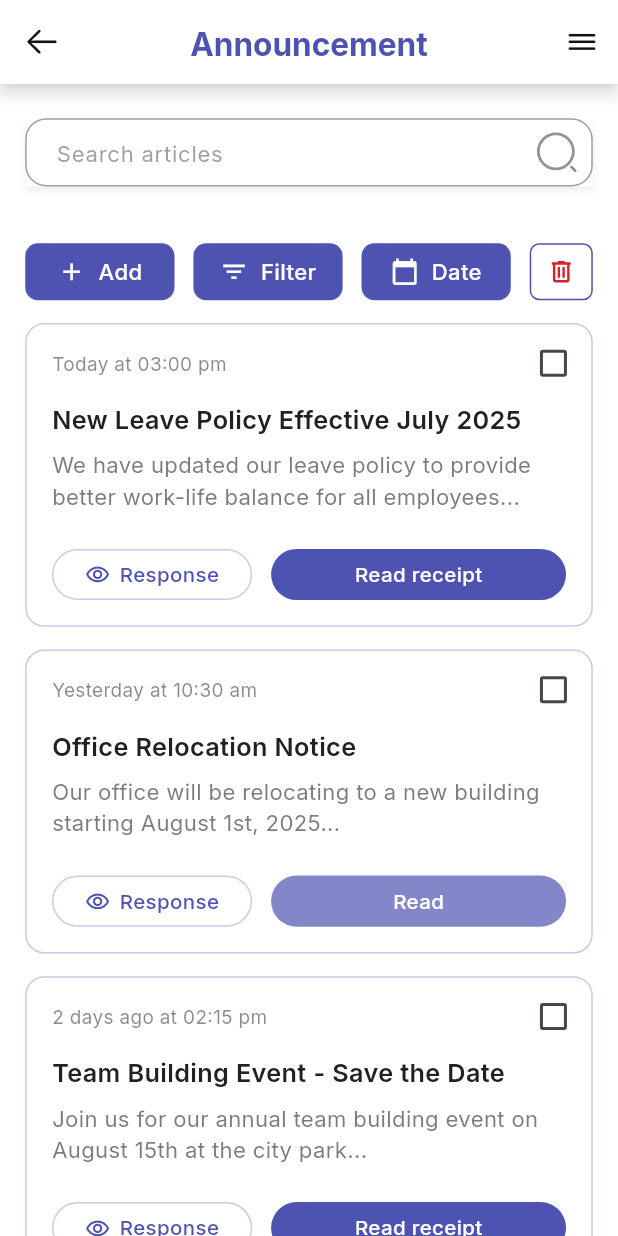
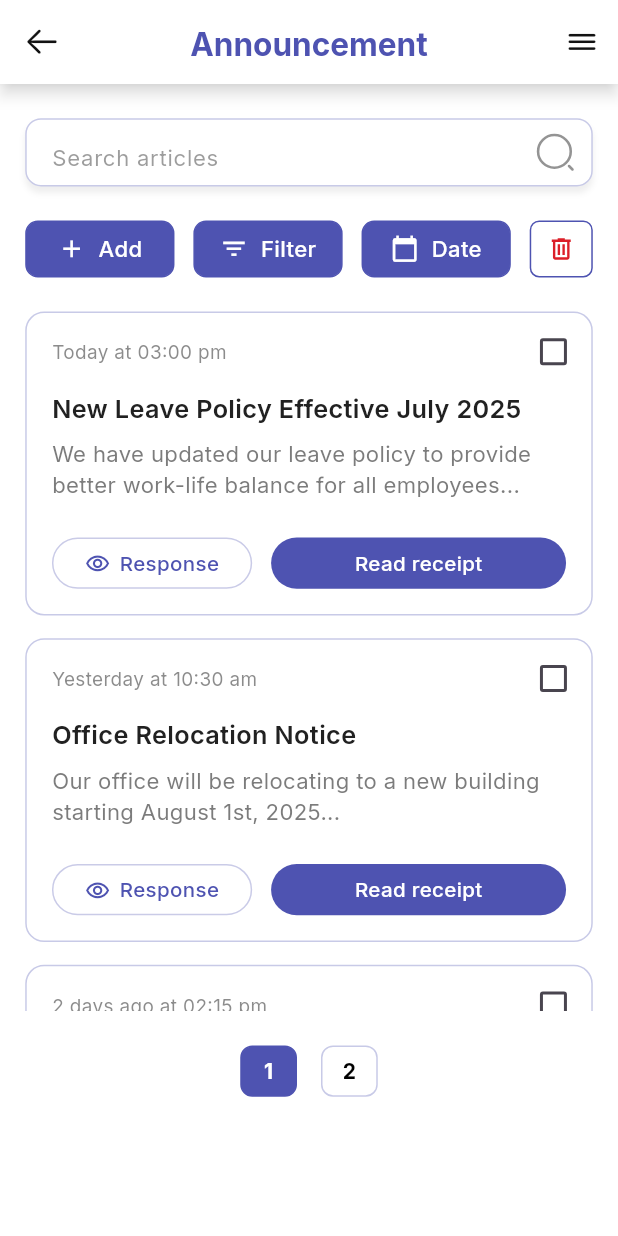
Before and after one commit to Dev-Ninjas-Backup/jesusvlsco, a Flutter app: the screen it shows after launch, on a phone screen of 412 x 824 dp. Run offline on Flutter 3.47's test engine with Material 3 defaults, Android fonts, the phone set to English and light mode, and no system bars; our stand-ins replace country_code_picker, firebase_core, firebase_messaging, flutter_local_notifications, flutter_screenutil, flutter_svg and 7 more; missing offline and left inert: flutter_quill; accounts and stored records are empty.

Commit message:
announcement ,pagonation,texteditor

```diff
--- a/lib/core/utils/constants/colors.dart
+++ b/lib/core/utils/constants/colors.dart
@@ -4,15 +4,13 @@ class AppColors {
   AppColors._();
 
   // Brand Colors
-  static const Color primary = Color(
-    0xFF4E53B1,
-  ); // Darker primary for a more professional look
+  static const Color primary = Color( 0xFF4E53B1);
   static const Color secondary = Color(0xFFF5F5F5);
    static const Color textSecondary = Color(0xFF5B5B5B);
    static const Color background = Color(0xFFEDEEF7);
    static const Color border = Color(0xFFC8CAE7);
    static const Color text = Color(0xFF484848);
-   static const Color quill = Color(0xFFC8CAE7);
+   static const Color quill = Color(0xFFEDEEF7);
 
    //progress bar colors
  static const Color progress1 = Color(0xFF06843F);
@@ -20,8 +18,10 @@ class AppColors {
  static const Color progresstext = Color(0xFF1EBD66);
  static const Color viewcolor = Color(0xFFD9F0E4);
 
-
-
+  //button colors
+  static const Color color1 = Color(0xFF4E53B1); // Dark blue color
+  static const Color color2 = Color(0xFF767BD5); // Light purple color
+  static const Color color3 = Color(0xFF2C2D32); // Dark grey color
 
    // Bright yellow for highlights and accents
   static const Color accent = Color(
@@ -42,10 +42,6 @@ class AppColors {
     colors: [Color(0xFF4E53B1), Color(0xFF767BD5), Color(0xFF2C2D32)],
   );
 
-  //button colors
-  static const Color color1 = Color(0xFF4E53B1); // Dark blue color
-  static const Color color2 = Color(0xFF767BD5); // Light purple color
-  static const Color color3 = Color(0xFF2C2D32); // Dark grey color
 
   // // Brand Colors
   // static const Color primary = Color(
--- a/lib/features/announcements/admin_announcement/controllers/announcement_controller.dart
+++ b/lib/features/announcements/admin_announcement/controllers/announcement_controller.dart
@@ -6,7 +6,10 @@ import 'package:jesusvlsco/core/models/Announcemodel.dart';
 
 class AnnouncementController extends GetxController {
   RxBool isdelete = false.obs;
-
+  // Pagination variables
+  RxInt currentPage = 1.obs;
+  final int itemsPerPageFirst = 3;
+  final int itemsPerPageSecond = 1;
   final RxList<AnnouncementModel> announcements = <AnnouncementModel>[].obs;
 
   @override
@@ -21,85 +24,89 @@ class AnnouncementController extends GetxController {
     update();
   }
 
-void clickdelete(){
+  void clickdelete() {
     announcements.removeWhere((element) => element.isChecked.value == true);
     update();
   }
+
   List<String> categories = [
     'Technology',
     'Science',
     'Health',
     'Business',
     'Sports',
-    'Entertainment'
+    'Entertainment',
   ];
   final List<String> teams = ['Team A', 'Team B', 'Team C', 'Team D', 'Team E'];
-
 
   final List<Map<String, dynamic>> dummyUsers = [
     {
       'name': 'Cody Fisher',
-      'profileImageUrl': 'https://images.unsplash.com/photo-1472099645785-5658abf4ff4e?w=150&h=150&fit=crop&crop=face',
+      'profileImageUrl':
+          'https://images.unsplash.com/photo-1472099645785-5658abf4ff4e?w=150&h=150&fit=crop&crop=face',
       'statusText': 'Viewed',
       'statusColor': Color(0xFF10B981),
     },
     {
       'name': 'Jenny Wilson',
-      'profileImageUrl': 'https://images.unsplash.com/photo-1494790108755-2616b612b786?w=150&h=150&fit=crop&crop=face',
+      'profileImageUrl':
+          'https://images.unsplash.com/photo-1494790108755-2616b612b786?w=150&h=150&fit=crop&crop=face',
       'statusText': 'Online',
       'statusColor': Color(0xFF22C55E),
     },
     {
       'name': 'Wade Warren',
-      'profileImageUrl': 'https://images.unsplash.com/photo-1507003211169-0a1dd7228f2d?w=150&h=150&fit=crop&crop=face',
+      'profileImageUrl':
+          'https://images.unsplash.com/photo-1507003211169-0a1dd7228f2d?w=150&h=150&fit=crop&crop=face',
       'statusText': 'Offline',
       'statusColor': Color(0xFF6B7280),
     },
     {
       'name': 'Esther Howard',
-      'profileImageUrl': 'https://images.unsplash.com/photo-1438761681033-6461ffad8d80?w=150&h=150&fit=crop&crop=face',
+      'profileImageUrl':
+          'https://images.unsplash.com/photo-1438761681033-6461ffad8d80?w=150&h=150&fit=crop&crop=face',
       'statusText': 'Viewed',
       'statusColor': Color(0xFF10B981),
     },
     {
       'name': 'Cameron Williamson',
-      'profileImageUrl': 'https://images.unsplash.com/photo-1500648767791-00dcc994a43e?w=150&h=150&fit=crop&crop=face',
+      'profileImageUrl':
+          'https://images.unsplash.com/photo-1500648767791-00dcc994a43e?w=150&h=150&fit=crop&crop=face',
       'statusText': 'Pending',
       'statusColor': Color(0xFFF59E0B),
     },
     {
       'name': 'Brooklyn Simmons',
-      'profileImageUrl': 'https://images.unsplash.com/photo-1534528741775-53994a69daeb?w=150&h=150&fit=crop&crop=face',
+      'profileImageUrl':
+          'https://images.unsplash.com/photo-1534528741775-53994a69daeb?w=150&h=150&fit=crop&crop=face',
       'statusText': 'Online',
       'statusColor': Color(0xFF22C55E),
     },
     {
       'name': 'Esther Howard',
-      'profileImageUrl': 'https://images.unsplash.com/photo-1438761681033-6461ffad8d80?w=150&h=150&fit=crop&crop=face',
+      'profileImageUrl':
+          'https://images.unsplash.com/photo-1438761681033-6461ffad8d80?w=150&h=150&fit=crop&crop=face',
       'statusText': 'Viewed',
       'statusColor': Color(0xFF10B981),
     },
     {
       'name': 'Cameron Williamson',
-      'profileImageUrl': 'https://images.unsplash.com/photo-1500648767791-00dcc994a43e?w=150&h=150&fit=crop&crop=face',
+      'profileImageUrl':
+          'https://images.unsplash.com/photo-1500648767791-00dcc994a43e?w=150&h=150&fit=crop&crop=face',
       'statusText': 'Pending',
       'statusColor': Color(0xFFF59E0B),
     },
     {
       'name': 'Brooklyn Simmons',
-      'profileImageUrl': 'https://images.unsplash.com/photo-1534528741775-53994a69daeb?w=150&h=150&fit=crop&crop=face',
+      'profileImageUrl':
+          'https://images.unsplash.com/photo-1534528741775-53994a69daeb?w=150&h=150&fit=crop&crop=face',
       'statusText': 'Online',
       'statusColor': Color(0xFF22C55E),
     },
   ];
 
-
-
   // Dummy data for announcements with category
-  Future<List<AnnouncementModel>> fetchAnnouncements() async {
-    // Simulate network delay
-    await Future.delayed(Duration(seconds: 2));
-
+  List<AnnouncementModel> fetchAnnouncements() {
     // Returning the list of announcements after the delay
     announcements.addAll([
       AnnouncementModel(
@@ -111,7 +118,7 @@ void clickdelete(){
         isRead: false,
         hasResponse: true,
         category: 'Updates',
-        isChecked: false.obs,  // Add RxBool for check state
+        isChecked: false.obs, // Add RxBool for check state
       ),
       AnnouncementModel(
         id: '2',
@@ -122,7 +129,7 @@ void clickdelete(){
         isRead: true,
         hasResponse: false,
         category: 'Announcements',
-        isChecked: false.obs,  // Add RxBool for check state
+        isChecked: false.obs, // Add RxBool for check state
       ),
       AnnouncementModel(
         id: '3',
@@ -133,8 +140,42 @@ void clickdelete(){
         isRead: false,
         hasResponse: true,
         category: 'Announcements',
-        isChecked: false.obs,  // Add RxBool for check state
+        isChecked: false.obs, // Add RxBool for check state
       ),
+      AnnouncementModel(
+        id: '3',
+        title: 'Team Building Event - Save the Date',
+        description:
+            'Join us for our annual team building event on August 15th at the city park...',
+        dateTime: '2 days ago at 02:15 pm',
+        isRead: false,
+        hasResponse: true,
+        category: 'Announcements',
+        isChecked: false.obs, // Add RxBool for check state
+      ),
+      AnnouncementModel(
+        id: '3',
+        title: 'Team Building Event - Save the Date',
+        description:
+            'Join us for our annual team building event on August 15th at the city park...',
+        dateTime: '2 days ago at 02:15 pm',
+        isRead: false,
+        hasResponse: true,
+        category: 'Announcements',
+        isChecked: false.obs, // Add RxBool for check state
+      ),
+      AnnouncementModel(
+        id: '3',
+        title: 'Team Building Event - Save the Date',
+        description:
+            'Join us for our annual team building event on August 15th at the city park...',
+        dateTime: '2 days ago at 02:15 pm',
+        isRead: false,
+        hasResponse: true,
+        category: 'Announcements',
+        isChecked: false.obs, // Add RxBool for check state
+      ),
+
       // Add more announcements...
     ]);
     return announcements;
@@ -143,7 +184,42 @@ void clickdelete(){
   // Function to toggle checkbox state for a specific index
   void toggleCheckbox(int index) {
     // Correctly toggle the value of the existing RxBool
-    announcements[index].isChecked.value = !announcements[index].isChecked.value;
+    announcements[index].isChecked.value =
+        !announcements[index].isChecked.value;
     update(); // Notifies the UI of the change
   }
+
+  //pagination functions
+
+  // Get the announcements for the current page
+  List<AnnouncementModel> getPagedAnnouncements() {
+    int startIndex = (currentPage.value - 1) * itemsPerPageFirst;
+
+    // Check if the start index is valid and within bounds
+    int endIndex = startIndex + itemsPerPageFirst;
+
+    // Ensure the endIndex doesn't exceed the length of the list
+    if (endIndex > announcements.length) {
+      endIndex =
+          announcements.length; // Adjust the endIndex to the list's length
     }
+
+    if (currentPage.value == 2) {
+      // 2nd page shows 2 items
+      int secondPageEndIndex = startIndex + itemsPerPageSecond;
+      if (secondPageEndIndex > announcements.length) {
+        secondPageEndIndex = announcements.length;
+      }
+      return announcements.sublist(startIndex, secondPageEndIndex);
+    }
+
+    // 1st page shows 3 items
+    return announcements.sublist(startIndex, endIndex);
+  }
+
+  // Function to handle page change
+  void changePage(int page) {
+    currentPage.value = page;
+    update(); // Refresh UI
+  }
+}
--- a/lib/features/announcements/admin_announcement/screens/announcement_dashboard.dart
+++ b/lib/features/announcements/admin_announcement/screens/announcement_dashboard.dart
@@ -1,8 +1,11 @@
+// ignore_for_file: deprecated_member_use
+
 import 'package:flutter/cupertino.dart';
 import 'package:flutter/material.dart';
 import 'package:flutter_svg/flutter_svg.dart';
 import 'package:get/get.dart';
 import 'package:jesusvlsco/core/common/styles/global_text_style.dart';
+import 'package:jesusvlsco/core/models/Announcemodel.dart';
 import 'package:jesusvlsco/core/utils/constants/colors.dart';
 import 'package:jesusvlsco/core/utils/constants/sizer.dart';
 import 'package:jesusvlsco/features/announcements/admin_announcement/controllers/announcement_controller.dart';
@@ -18,11 +21,11 @@ class AnnouncementDashboard extends StatefulWidget {
   State<AnnouncementDashboard> createState() => _AnnouncementDashboardState();
 }
 
-class _AnnouncementDashboardState extends State<AnnouncementDashboard> {
 final AnnouncementController _announcementController = Get.put(
   AnnouncementController(),
 );
 
+class _AnnouncementDashboardState extends State<AnnouncementDashboard> {
   @override
   Widget build(BuildContext context) {
     return Scaffold(
@@ -34,13 +37,13 @@ class _AnnouncementDashboardState extends State<AnnouncementDashboard> {
             _buildSearchBarWidget(),
             SizedBox(height: Sizer.hp(16)),
             _buildAnnouncementsList(),
+            SizedBox(height: Sizer.hp(24)),
+            _pagination(),
           ],
         ),
       ),
     );
   }
-
-
 
   PreferredSizeWidget _buildAppBar() {
     return AppBar(
@@ -80,7 +83,7 @@ class _AnnouncementDashboardState extends State<AnnouncementDashboard> {
     return Column(
       children: [
         _buildSearchTextField(),
-        SizedBox(height: Sizer.hp(16)),
+        // SizedBox(height: Sizer.hp(16)),
         _buildFilterButtons(),
       ],
     );
@@ -97,7 +100,9 @@ class _AnnouncementDashboardState extends State<AnnouncementDashboard> {
         width: Sizer.wp(360),
         decoration: BoxDecoration(
           color: AppColors.primaryBackground,
-          // borderRadius: BorderRadius.circular(Sizer.wp(8)),
+          border: Border.all(color: AppColors.border),
+          borderRadius: BorderRadius.circular(Sizer.wp(10)),
+
           boxShadow: [
             BoxShadow(
               color: AppColors.textSecondary.withOpacity(0.1),
@@ -107,7 +112,10 @@ class _AnnouncementDashboardState extends State<AnnouncementDashboard> {
           ],
         ),
         child: TextField(
+          textAlign: TextAlign.start,
           decoration: InputDecoration(
+            enabledBorder: InputBorder.none,
+            focusedBorder: InputBorder.none,
             border: InputBorder.none,
             hintText: 'Search articles',
             hintStyle: AppTextStyle.regular().copyWith(
@@ -161,7 +169,6 @@ class _AnnouncementDashboardState extends State<AnnouncementDashboard> {
           _deleteButton(() {
             _announcementController.toggleDelete();
             _showDeleteDialog(context);
-
           }),
         ],
       ),
@@ -230,25 +237,29 @@ class _AnnouncementDashboardState extends State<AnnouncementDashboard> {
   }
 
   Widget _buildAnnouncementsList() {
-    return FutureBuilder(
-      future: _announcementController.fetchAnnouncements(),
-      builder: (context, snapshot) {
-        if (snapshot.hasData) {
-          return ListView.separated(
-            physics: const NeverScrollableScrollPhysics(),
+    return Container(
+      height: Sizer.hp(500),
+      child: Obx(() {
+        // Fetch paginated announcements from the controller
+        List<AnnouncementModel> pagedAnnouncements = _announcementController
+            .getPagedAnnouncements();
+
+        if (pagedAnnouncements.isEmpty) {
+          return const Center(child: Text('No announcements available.'));
+        }
+
+        return ListView.builder(
           shrinkWrap: true,
-            itemCount: snapshot.data!.length,
-            separatorBuilder: (context, index) =>
-                SizedBox(height: Sizer.hp(16)),
-            itemBuilder: (context, index) =>
-                AnnouncementCard(announcement: snapshot.data![index]),
+          itemCount: pagedAnnouncements.length,
+          itemBuilder: (context, index) {
+            // Build the announcement card using the paginated data
+            return Padding(
+              padding: EdgeInsets.symmetric(vertical: Sizer.hp(8)),
+              child: AnnouncementCard(announcement: pagedAnnouncements[index]),
             );
-        } else if (snapshot.hasError) {
-          return Text('Error: ${snapshot.error}');
-        } else {
-          return const Center(child: CircularProgressIndicator());
-        }
           },
+        );
+      }),
     );
   }
 
@@ -292,11 +303,12 @@ class _AnnouncementDashboardState extends State<AnnouncementDashboard> {
     );
   }
 
-
   void showCategoryChecklistPopup(BuildContext context) {
-
     // List to store checkbox state for each category
-  List<bool> _checkboxStates = List.generate(_announcementController.categories.length, (index) => false);
+    List<bool> _checkboxStates = List.generate(
+      _announcementController.categories.length,
+      (index) => false,
+    );
 
     // Show the AlertDialog
     showDialog(
@@ -304,7 +316,6 @@ void showCategoryChecklistPopup(BuildContext context) {
       barrierDismissible: true,
       builder: (BuildContext context) {
         return AlertDialog(
-
           backgroundColor: Colors.white,
           shape: RoundedRectangleBorder(
             borderRadius: BorderRadius.circular(12),
@@ -330,7 +341,6 @@ void showCategoryChecklistPopup(BuildContext context) {
           actions: [
             TextButton(
               onPressed: () {
-
                 Navigator.of(context).pop();
               },
               child: Text(
@@ -348,10 +358,11 @@ void showCategoryChecklistPopup(BuildContext context) {
   }
 
   void showteamChecklistPopup(BuildContext context) {
-
-
     // List to store checkbox state for each category
-  List<bool> _checkboxStates = List.generate(_announcementController.teams.length, (index) => false);
+    List<bool> checkboxStates = List.generate(
+      _announcementController.teams.length,
+      (index) => false,
+    );
 
     // Show the AlertDialog
     showDialog(
@@ -359,7 +370,6 @@ void showteamChecklistPopup(BuildContext context) {
       barrierDismissible: true,
       builder: (BuildContext context) {
         return AlertDialog(
-
           backgroundColor: Colors.white,
           shape: RoundedRectangleBorder(
             borderRadius: BorderRadius.circular(12),
@@ -373,9 +383,9 @@ void showteamChecklistPopup(BuildContext context) {
               itemBuilder: (context, index) {
                 return CheckboxListTile(
                   title: Text(_announcementController.teams[index]),
-                value: _checkboxStates[index],
+                  value: checkboxStates[index],
                   onChanged: (bool? value) {
-                  _checkboxStates[index] = value!;
+                    checkboxStates[index] = value!;
                   },
                   controlAffinity: ListTileControlAffinity.leading,
                 );
@@ -385,7 +395,6 @@ void showteamChecklistPopup(BuildContext context) {
           actions: [
             TextButton(
               onPressed: () {
-
                 Navigator.of(context).pop();
               },
               child: Text(
@@ -401,10 +410,6 @@ void showteamChecklistPopup(BuildContext context) {
       },
     );
   }
-
-
-
-
 
   Widget _buildDeleteAlert(BuildContext context) {
     return AlertDialog(
@@ -451,7 +456,10 @@ void showteamChecklistPopup(BuildContext context) {
                     fontWeight: FontWeight.w500,
                   ),
                 ),
-                onPressed: () => Get.back(),
+                onPressed: () {
+                  _announcementController.clickdelete();
+                  Get.back();
+                },
               ),
             ),
             Expanded(
@@ -534,3 +542,58 @@ void showteamChecklistPopup(BuildContext context) {
     );
   }
 }
+
+Widget _pagination() {
+  return Row(
+    mainAxisAlignment: MainAxisAlignment.center,
+    children: List.generate(
+      2, // Assuming there are 2 pages
+      (index) {
+        return GestureDetector(
+          onTap: () {
+            _announcementController.changePage(
+              index + 1,
+            ); // Set current page to tapped index (1-based)
+          },
+          child: Obx(
+            () => Container(
+              margin: EdgeInsets.symmetric(
+                horizontal: 8,
+              ), // Add space between boxes
+              width: Sizer.wp(36), // Width of the box
+              height: Sizer.hp(36), // Height of the box
+              decoration: BoxDecoration(
+                color: _announcementController.currentPage.value == index + 1
+                    ? AppColors
+                          .primary // Highlight selected page with blue
+                    : Colors
+                          .transparent, // Default color for non-selected pages
+                borderRadius: BorderRadius.circular(8), // Rounded corners
+                border: Border.all(
+                  color: _announcementController.currentPage.value == index + 1
+                      ? AppColors.primary
+                      : AppColors.border, // Border color
+                  width: 1,
+                ),
+              ),
+              child: Center(
+                child: Text(
+                  '${index + 1}', // Display page number (index + 1 for 1-based indexing)
+                  style: AppTextStyle.regular().copyWith(
+                    fontSize: 14,
+                    color:
+                        _announcementController.currentPage.value == index + 1
+                        ? Colors
+                              .white // White text for selected page
+                        : Colors.black, // Black text for non-selected pages
+                    fontWeight: FontWeight.bold, // Bold text
+                  ),
+                ),
+              ),
+            ),
+          ),
+        );
+      },
+    ),
+  );
+}
--- a/lib/features/announcements/admin_announcement/screens/test_page.dart
+++ /dev/null
@@ -1,45 +0,0 @@
-import 'package:flutter/material.dart';
-import 'package:flutter_quill/flutter_quill.dart';
-
-class DevEditor extends StatelessWidget {
-  // The key is not necessary for this usage of Quill
-  final QuillController _controller = QuillController.basic();
-
-  DevEditor({super.key});
-
-  @override
-  Widget build(BuildContext context) {
-    return Scaffold(
-      appBar: AppBar(
-        title: const Text("Dev Editor"),
-      ),
-      body: SafeArea(
-        child: Column(
-          children: [
-  QuillSimpleToolbar(
-  controller: _controller,
-  config: const QuillSimpleToolbarConfig(),
-),
-QuillEditor(
-  controller: _controller,
-
-  focusNode: FocusNode(),
-  scrollController: ScrollController(),
-
-
-)
-
-
-
-
-
-
-
-
-
-          ],
-        ),
-      ),
-    );
-  }
-}
--- a/lib/features/announcements/admin_announcement/widgets/announcement_card.dart
+++ b/lib/features/announcements/admin_announcement/widgets/announcement_card.dart
@@ -1,7 +1,8 @@
-import 'package:cloud_firestore/cloud_firestore.dart';
+
+// ignore_for_file: deprecated_member_use
+
 import 'package:flutter/material.dart';
 import 'package:get/get.dart';
-import 'package:get/get_core/src/get_main.dart';
 import 'package:jesusvlsco/core/common/styles/global_text_style.dart';
 import 'package:jesusvlsco/core/models/Announcemodel.dart';
 import 'package:jesusvlsco/core/utils/constants/colors.dart';
@@ -51,8 +52,8 @@ class AnnouncementCard extends StatelessWidget {
     );
   }
 Widget _buildCardHeader(int index) {
-  final AnnouncementController _announcementcontroller = Get.find();
-  // final announcement = _announcementcontroller.announcements[index]; // Get the announcement for the specific index
+  final AnnouncementController announcementcontroller = Get.find();
+
 
   return Padding(
     padding: EdgeInsets.all(Sizer.wp(16)),
@@ -68,15 +69,15 @@ Widget _buildCardHeader(int index) {
           ),
         ),
         Obx(
-          () => _announcementcontroller.isdelete.value ? Container() : Container(
+          () => announcementcontroller.isdelete.value ? Container() : SizedBox(
             width: Sizer.wp(16),
             height: Sizer.hp(16),
             child: Checkbox(
-              value: _announcementcontroller.announcements[index].isChecked.value, // Bind to the RxBool of the specific announcement
+              value: announcementcontroller.announcements[index].isChecked.value, // Bind to the RxBool of the specific announcement
               onChanged: (value) {
                 // Toggle the checkbox state for the specific index
-                _announcementcontroller.toggleCheckbox(index);
-                print("Checkbox value for index $index: ${_announcementcontroller.announcements[index].isChecked.value}");
+                announcementcontroller.toggleCheckbox(index);
+                print("Checkbox value for index $index: ${announcementcontroller.announcements[index].isChecked.value}");
               },
               activeColor: AppColors.primary,
               checkColor: Colors.white,
@@ -189,18 +190,17 @@ Widget _buildCardHeader(int index) {
       child: Container(
         height: Sizer.hp(36),
         decoration: BoxDecoration(
-          color: announcement.isRead ? AppColors.primary.withOpacity(0.7) : AppColors.primary,
+          color:  AppColors.primary,
           borderRadius: BorderRadius.circular(Sizer.wp(18)),
         ),
         child: InkWell(
           onTap: onReadReceiptTap ?? () {
-            // Default action
-            print('Read receipt tapped for announcement: ${announcement.id}');
+
           },
           borderRadius: BorderRadius.circular(Sizer.wp(18)),
           child: Center(
             child: Text(
-              announcement.isRead ? 'Read' : 'Read receipt',
+             'Read receipt',
               style: AppTextStyle.regular().copyWith(
                 fontSize: Sizer.wp(13),
                 color: Colors.white,
```
Also changed, not shown: lib/app.dart (+1 -8 lines). Lines whose indentation alone changed are shown as unchanged.
